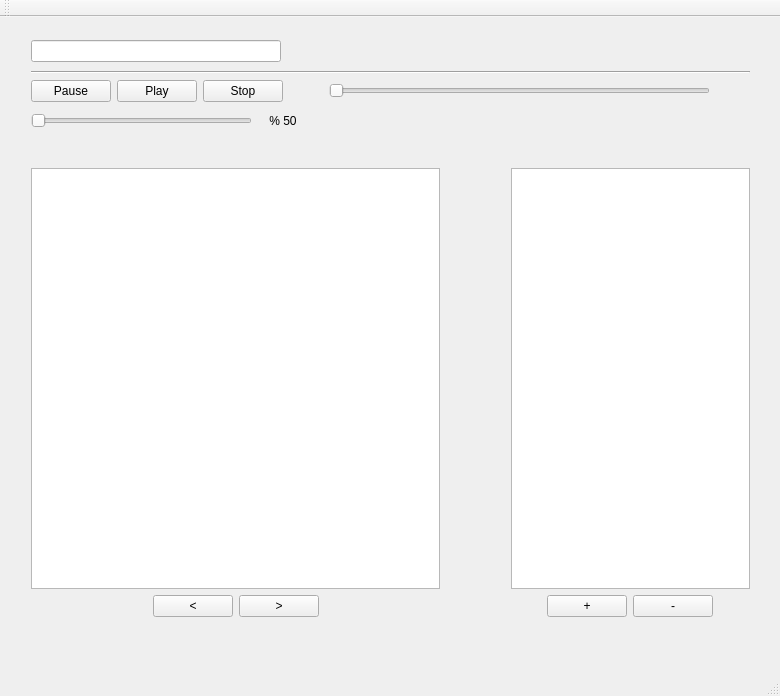
The window that mainwindow.ui (cagdasc/CacaTube) describes before a commit, drawn with Qt 5.
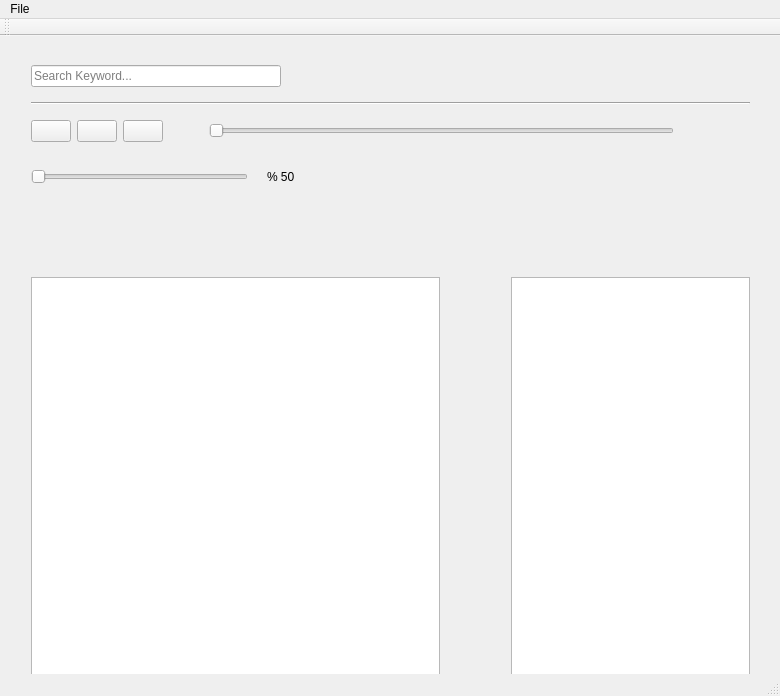
The same window after the commit. Icons and pictures are not drawn.

```diff
--- a/mainwindow.ui
+++ b/mainwindow.ui
@@ -19,7 +19,7 @@
   <property name="maximumSize">
    <size>
     <width>790</width>
-    <height>696</height>
+    <height>900</height>
    </size>
   </property>
   <property name="windowTitle">
@@ -35,7 +35,7 @@
       <x>20</x>
       <y>10</y>
       <width>741</width>
-      <height>118</height>
+      <height>161</height>
      </rect>
     </property>
     <layout class="QVBoxLayout" name="verticalLayout">
@@ -61,6 +61,9 @@
          <property name="text">
           <string/>
          </property>
+         <property name="placeholderText">
+          <string>Search Keyword...</string>
+         </property>
         </widget>
        </item>
        <item>
@@ -109,7 +112,17 @@
           </sizepolicy>
          </property>
          <property name="text">
-          <string>Pause</string>
+          <string/>
+         </property>
+         <property name="icon">
+          <iconset resource="res.qrc">
+           <normaloff>:/res/res/pause_icon.png</normaloff>:/res/res/pause_icon.png</iconset>
+         </property>
+         <property name="iconSize">
+          <size>
+           <width>32</width>
+           <height>32</height>
+          </size>
          </property>
         </widget>
        </item>
@@ -122,7 +135,20 @@
           </sizepolicy>
          </property>
          <property name="text">
-          <string>Play</string>
+          <string/>
+         </property>
+         <property name="icon">
+          <iconset resource="res.qrc">
+           <normaloff>:/res/res/play_icon.png</normaloff>:/res/res/play_icon.png</iconset>
+         </property>
+         <property name="iconSize">
+          <size>
+           <width>32</width>
+           <height>32</height>
+          </size>
+         </property>
+         <property name="flat">
+          <bool>false</bool>
          </property>
         </widget>
        </item>
@@ -135,7 +161,17 @@
           </sizepolicy>
          </property>
          <property name="text">
-          <string>Stop</string>
+          <string/>
+         </property>
+         <property name="icon">
+          <iconset resource="res.qrc">
+           <normaloff>:/res/res/stop_icon.png</normaloff>:/res/res/stop_icon.png</iconset>
+         </property>
+         <property name="iconSize">
+          <size>
+           <width>32</width>
+           <height>32</height>
+          </size>
          </property>
         </widget>
        </item>
@@ -175,20 +211,26 @@
         </widget>
        </item>
        <item>
-        <spacer name="horizontalSpacer">
-         <property name="orientation">
-          <enum>Qt::Horizontal</enum>
+        <widget class="QLabel" name="time_line_text">
+         <property name="sizePolicy">
+          <sizepolicy hsizetype="Maximum" vsizetype="Preferred">
+           <horstretch>0</horstretch>
+           <verstretch>0</verstretch>
+          </sizepolicy>
          </property>
-         <property name="sizeType">
-          <enum>QSizePolicy::Maximum</enum>
-         </property>
-         <property name="sizeHint" stdset="0">
+         <property name="minimumSize">
           <size>
-           <width>40</width>
-           <height>20</height>
+           <width>70</width>
+           <height>0</height>
           </size>
          </property>
-        </spacer>
+         <property name="text">
+          <string/>
+         </property>
+         <property name="alignment">
+          <set>Qt::AlignCenter</set>
+         </property>
+        </widget>
        </item>
       </layout>
      </item>
@@ -210,6 +252,22 @@
          </property>
         </widget>
        </item>
+       <item>
+        <widget class="QLabel" name="label">
+         <property name="sizePolicy">
+          <sizepolicy hsizetype="Preferred" vsizetype="Preferred">
+           <horstretch>0</horstretch>
+           <verstretch>0</verstretch>
+          </sizepolicy>
+         </property>
+         <property name="text">
+          <string/>
+         </property>
+         <property name="pixmap">
+          <pixmap resource="res.qrc">:/res/res/volume_icon.png</pixmap>
+         </property>
+        </widget>
+       </item>
        <item>
         <widget class="QLabel" name="volume_per">
          <property name="minimumSize">
@@ -225,7 +283,7 @@
           <string>% 50</string>
          </property>
          <property name="alignment">
-          <set>Qt::AlignCenter</set>
+          <set>Qt::AlignLeading|Qt::AlignLeft|Qt::AlignVCenter</set>
          </property>
         </widget>
        </item>
@@ -266,7 +324,7 @@
     <property name="geometry">
      <rect>
       <x>20</x>
-      <y>140</y>
+      <y>230</y>
       <width>431</width>
       <height>471</height>
      </rect>
@@ -344,7 +402,7 @@
     <property name="geometry">
      <rect>
       <x>500</x>
-      <y>140</y>
+      <y>230</y>
       <width>261</width>
       <height>471</height>
      </rect>
@@ -418,8 +476,27 @@
      <height>22</height>
     </rect>
    </property>
+   <widget class="QMenu" name="menuFile">
+    <property name="sizePolicy">
+     <sizepolicy hsizetype="Preferred" vsizetype="Preferred">
+      <horstretch>0</horstretch>
+      <verstretch>0</verstretch>
+     </sizepolicy>
+    </property>
+    <property name="title">
+     <string>File</string>
+    </property>
+    <addaction name="file_open"/>
+    <addaction name="file_save"/>
+    <addaction name="actionAbout"/>
+   </widget>
+   <addaction name="menuFile"/>
   </widget>
-  <widget class="QToolBar" name="mainToolBar">
+  <widget class="QStatusBar" name="statusBar"/>
+  <widget class="QToolBar" name="toolBar">
+   <property name="windowTitle">
+    <string>toolBar</string>
+   </property>
    <attribute name="toolBarArea">
     <enum>TopToolBarArea</enum>
    </attribute>
```
Left out of the diff: 28 changed lines with no effect on the pictures.
